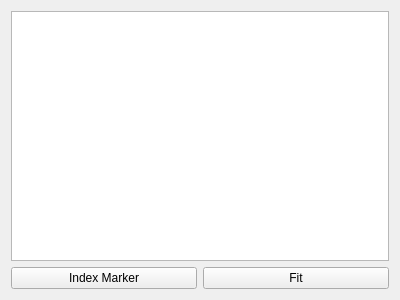
Qt form Fit.ui (BackupTheBerlios/clip-svn) before a commit.
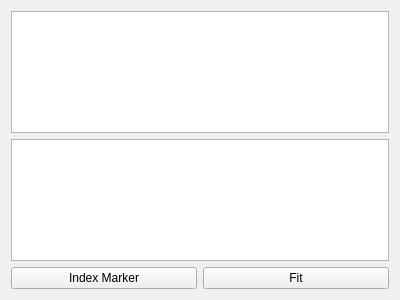
The same form after that commit.

Commit message: Fit UI started

Diff of the .ui file:
```diff
--- a/Fit.ui
+++ b/Fit.ui
@@ -13,23 +13,26 @@
    <string>Fit</string>
   </property>
   <layout class="QGridLayout" name="gridLayout" >
-   <item row="0" column="0" colspan="2" >
+   <item row="1" column="0" colspan="2" >
     <widget class="QTableView" name="markerView" />
    </item>
-   <item row="1" column="0" >
+   <item row="2" column="0" >
     <widget class="QPushButton" name="indexButton" >
      <property name="text" >
       <string>Index Marker</string>
      </property>
     </widget>
    </item>
-   <item row="1" column="1" >
+   <item row="2" column="1" >
     <widget class="QPushButton" name="fitButton" >
      <property name="text" >
       <string>Fit</string>
      </property>
     </widget>
    </item>
+   <item row="0" column="0" colspan="2" >
+    <widget class="QTreeView" name="paramView" />
+   </item>
   </layout>
  </widget>
  <resources/>
```
The commit also changes 7 other files.
